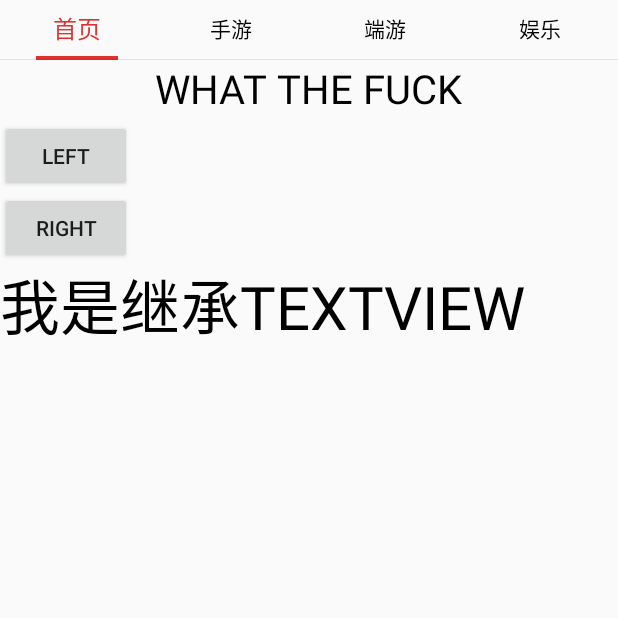
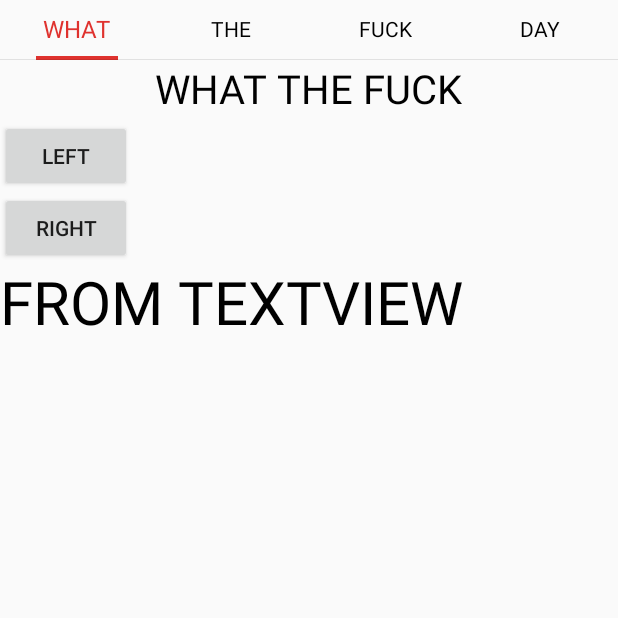
Before and after one commit to brucetoo/GradientTabStrip, an Android app: the screen it shows after launch (PagerActivity), on a phone screen of 412 x 824 dp, the top half of it. Run offline under Robolectric (Android 15) with nearby library versions, the phone set to English and light mode, and no system bars.

Commit message:
change to english

```diff
--- a/app/src/main/java/com/brucetoo/gradienttabstrip/GradientTextView.java
+++ b/app/src/main/java/com/brucetoo/gradienttabstrip/GradientTextView.java
@@ -23,13 +23,13 @@ public class GradientTextView extends TextView {
     private float offset;
     private String mText;
     private int mDirection = DIRECTION_LEFT_TO_RIGHT;
-    //方向
+    //Direction
     private static int DIRECTION_LEFT_TO_RIGHT = 0;
     private static int DIRECTION_RIGHT_TO_LEFT = 1;
 
-    //文本左边颜色
+    //left text color
     private int mTextLeftColor = 0xffff0000;
-    //文本右边颜色
+    //right text color
     private int mTextRightColor = 0xff000000;
 
     public GradientTextView(Context context) {
@@ -79,7 +79,7 @@ public class GradientTextView extends TextView {
 
     @Override
     protected void onDraw(Canvas canvas) {
-        //渐变的中点 左右渐变
+        //the middle of gradient,like divider
         int middle = (int) (mTextStartX + offset*mTextWidth);
         mText = getText().toString();
 //        getPaint().setTextSize(40);
@@ -96,7 +96,7 @@ public class GradientTextView extends TextView {
     private void drawLeft(int middle, int mTextLeftColor,Canvas canvas) {
         getPaint().setColor(mTextLeftColor);
 
-        canvas.save();//保存绘制的状态是必须的 -- 如果不保存状态在此有是  渐进的显示出字体 可屏蔽看效果
+        canvas.save();//save canvas,u can ignore this to see effect
         canvas.clipRect(mTextStartX, 0, middle, getMeasuredHeight());
         /**
          drawText的时候 Y 值其实是基准线的位置  getMeasuredHeight() / 2 - ((mPaint.descent() + mPaint.ascent()) //此算法比较精准
@@ -108,10 +108,16 @@ public class GradientTextView extends TextView {
         canvas.restore();
     }
 
+    /**
+     * Clip right
+     * @param middle
+     * @param mTextRightColor
+     * @param canvas
+     */
     private void drawRight(int middle, int mTextRightColor,Canvas canvas) {
         getPaint().setColor(mTextRightColor);
 
-        canvas.save(); //保存绘制的状态是必须的 -- 如果不保存状态在此有是  渐进的显示出字体 可屏蔽看效果
+        canvas.save();
         //剪裁的矩形区域
         canvas.clipRect(middle, 0, mTextWidth+mTextStartX, getMeasuredHeight());
         //绘制文本 y 值最难确定
--- a/app/src/main/java/com/brucetoo/gradienttabstrip/PagerActivity.java
+++ b/app/src/main/java/com/brucetoo/gradienttabstrip/PagerActivity.java
@@ -19,7 +19,7 @@ public class PagerActivity extends FragmentActivity {
     private PagerSlidingTabStrip strip;
     private ViewPager pager;
     private SimpleAdapter adapter;
-    private String[] strs = new String[]{"首页","手游","端游","娱乐"};
+    private String[] strs = new String[]{"WHAT","THE","FUCK","DAY"};
 
     @Override
     protected void onCreate(Bundle savedInstanceState) {
@@ -31,19 +31,19 @@ public class PagerActivity extends FragmentActivity {
 
         adapter = new SimpleAdapter(getSupportFragmentManager());
 
-        //设置选中的颜色
+        //tab chose color
         strip.setTextColor(Color.parseColor("#df322e"));
-        //设置文本大小
+        //tab text size
         strip.setTextSize(14);
-        //指示器颜色
+        //indicator color
         strip.setIndicatorColor(Color.parseColor("#df322e"));
-        //指示器高度
+        //indicator height
         strip.setIndicatorHeight(4);
-        //下划线高度
+        //underline height
         strip.setUnderlineHeight(1);
-        //拉伸？
+        //expand?
         strip.setShouldExpand(true);
-        //tab间的分割线 -- 透明表示没有
+        //divider between tab
         strip.setDividerColor(android.R.color.transparent);
 
         pager.setAdapter(adapter);
--- a/app/src/main/java/com/brucetoo/gradienttabstrip/PagerSlidingTabStrip.java
+++ b/app/src/main/java/com/brucetoo/gradienttabstrip/PagerSlidingTabStrip.java
@@ -215,7 +215,7 @@ public class PagerSlidingTabStrip extends HorizontalScrollView {
 
         GradientTextView tab = new GradientTextView(getContext());
         tab.setText(title);
-        //初始化添加Tab的时候分类设置字体的大小
+        //init tab text size
         if(position == 0) {
             tab.setOffset(1);
             tab.setTextSize(16);
--- a/app/src/main/res/layout/text_layout.xml
+++ b/app/src/main/res/layout/text_layout.xml
@@ -27,7 +27,7 @@
     <com.brucetoo.gradienttabstrip.GradientTextView
         android:layout_width="wrap_content"
         android:layout_height="wrap_content"
-        android:text="我是继承TEXTVIEW"
+        android:text="FROM TEXTVIEW"
         android:textSize="40sp"
         android:id="@+id/text"
         android:textColor="@android:color/holo_red_dark"
```
